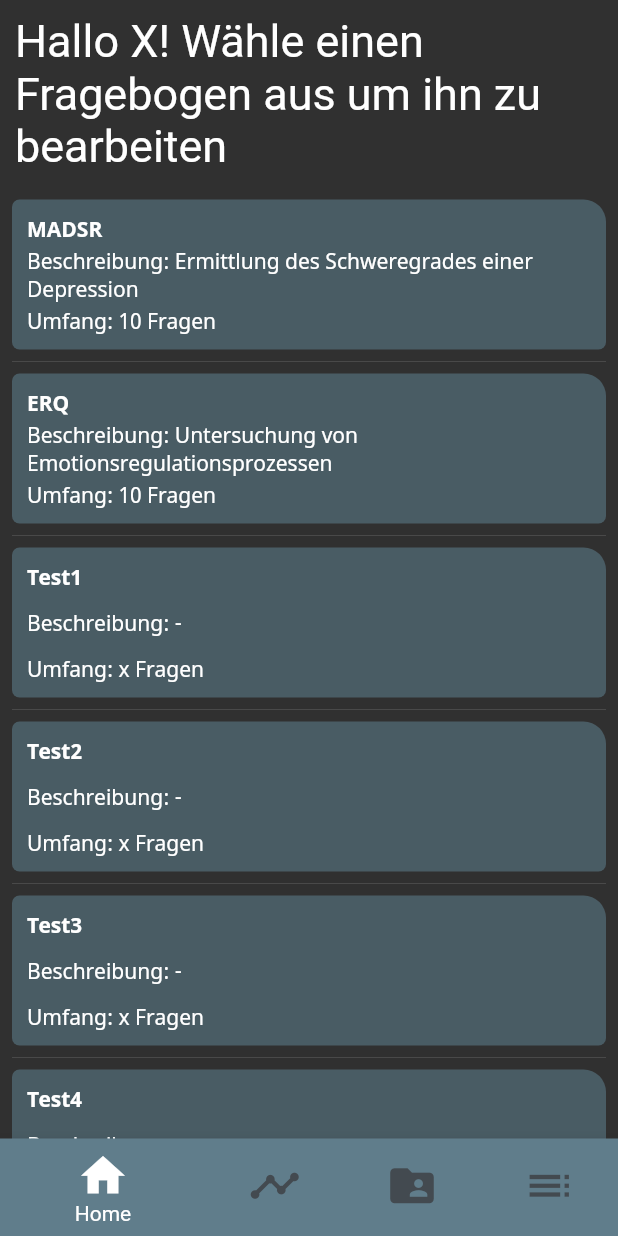
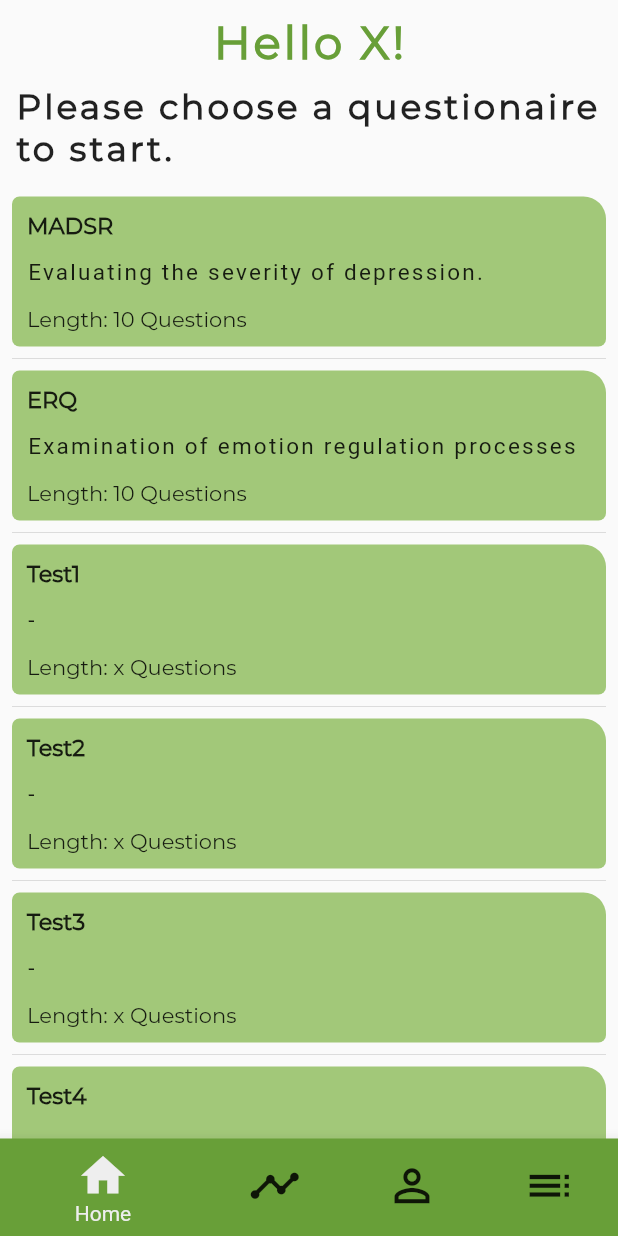
Before and after one commit to ConcAppt/app_projekt, a Flutter app: the screen it shows after launch, on a phone screen of 412 x 824 dp. Run offline on Flutter 3.47's test engine with Material 2 defaults, Android fonts, the phone set to English and light mode, and no system bars; missing offline and left inert: dart:html; Roboto replaces fonts that are missing (Monterrat).

```diff
--- a/lib/HomePage.dart
+++ b/lib/Screens/Home/HomePage.dart
@@ -1,6 +1,6 @@
 import 'package:flutter/material.dart';
 import 'Questionnaire.dart';
-import 'MyBottomNavigationBar.dart';
+import '../../Widgets/MyBottomNavigationBar.dart';
 
 class HomePage extends StatefulWidget {
   @override
@@ -18,8 +18,14 @@ class _HomePageState extends State<HomePage> {
           Container(
             padding: EdgeInsets.all(10),
             child: Text(
-                'Hallo X! Wähle einen Fragebogen aus um ihn zu bearbeiten',
-                style: TextStyle(fontSize: 30)),
+                'Hello X!',
+                style: TextStyle(fontSize: 30, fontFamily: 'Montserrat', fontWeight: FontWeight.w600, color: Colors.lightGreen[700], letterSpacing: 2)),
+          ),
+          Container(
+            padding: EdgeInsets.fromLTRB(10, 0, 10, 10),
+            child: Text(
+                'Please choose a questionaire to start.',
+                style: TextStyle(fontSize: 23, fontFamily: 'Montserrat', fontWeight: FontWeight.w600, color: Colors.black87, letterSpacing: 2)),
           ),
           Expanded(
             child: ListView.separated(
--- a/lib/Questionnaire.dart
+++ b/lib/Screens/Home/Questionnaire.dart
@@ -1,5 +1,5 @@
 import 'package:flutter/material.dart';
-import 'Overview.dart';
+import '../../Overview.dart';
 
 class Questionnaire extends StatefulWidget {
   Questionnaire({Key key, this.questionnaireNumber}) : super(key: key);
@@ -9,29 +9,29 @@ class Questionnaire extends StatefulWidget {
     Overview(
         questionnaireName: 'MADSR',
         questionnaireDescription:
-            'Beschreibung: Ermittlung des Schweregrades einer Depression',
-        questionnaireUmfang: 'Umfang: 10 Fragen'),
+            'Evaluating the severity of depression.',
+        questionnaireUmfang: 'Length: 10 Questions'),
     Overview(
         questionnaireName: 'ERQ',
         questionnaireDescription:
-            'Beschreibung: Untersuchung von Emotionsregulationsprozessen',
-        questionnaireUmfang: 'Umfang: 10 Fragen'),
+            'Examination of emotion regulation processes',
+        questionnaireUmfang: 'Length: 10 Questions'),
     Overview(
         questionnaireName: 'Test1',
-        questionnaireDescription: 'Beschreibung: -',
-        questionnaireUmfang: 'Umfang: x Fragen'),
+        questionnaireDescription: '-',
+        questionnaireUmfang: 'Length: x Questions'),
     Overview(
         questionnaireName: 'Test2',
-        questionnaireDescription: 'Beschreibung: -',
-        questionnaireUmfang: 'Umfang: x Fragen'),
+        questionnaireDescription: '-',
+        questionnaireUmfang: 'Length: x Questions'),
     Overview(
         questionnaireName: 'Test3',
-        questionnaireDescription: 'Beschreibung: -',
-        questionnaireUmfang: 'Umfang: x Fragen'),
+        questionnaireDescription: '-',
+        questionnaireUmfang: 'Length: x Questions'),
     Overview(
         questionnaireName: 'Test4',
-        questionnaireDescription: 'Beschreibung: -',
-        questionnaireUmfang: 'Umfang: x Fragen'),
+        questionnaireDescription: '-',
+        questionnaireUmfang: 'Length: x Questions'),
   ];
   @override
   _QuestionnaireState createState() => _QuestionnaireState();
@@ -54,7 +54,7 @@ class _QuestionnaireState extends State<Questionnaire> {
                 topLeft: Radius.circular(5),
                 bottomLeft: Radius.circular(5),
                 bottomRight: Radius.circular(5)),
-            color: Colors.blueGrey[600].withOpacity(0.7),
+            color: Colors.lightGreen[600].withOpacity(0.7),
           ),
           child: Column(
             crossAxisAlignment: CrossAxisAlignment.start,
@@ -62,25 +62,30 @@ class _QuestionnaireState extends State<Questionnaire> {
               Text(
                 widget.overviewBank[widget.questionnaireNumber].name,
                 style: TextStyle(
-                  color: Colors.white,
+                  color: Colors.black87,
                   fontWeight: FontWeight.bold,
-                  fontFamily: 'NotoSans',
+                  fontFamily: 'Montserrat',
+                  fontSize: 15
                 ),
               ),
               Spacer(flex: 8),
               Text(
                 widget.overviewBank[widget.questionnaireNumber].description,
                 style: TextStyle(
-                  color: Colors.white,
-                  fontFamily: 'NotoSans',
+                  color: Colors.black87,
+                  fontFamily: 'Monterrat',
+                  letterSpacing: 1.5,
+                  fontWeight: FontWeight.w400,
+                  fontSize: 15
                 ),
               ),
               Spacer(flex: 8),
               Text(
                 widget.overviewBank[widget.questionnaireNumber].umfang,
                 style: TextStyle(
-                  color: Colors.white,
-                  fontFamily: 'NotoSans',
+                  color: Colors.black87,
+                  fontFamily: 'Montserrat',
+                  fontWeight: FontWeight.w500
                 ),
               )
             ],
--- a/lib/QuestionsPage.dart
+++ b/lib/Screens/Questions/QuestionsPage.dart
@@ -1,6 +1,6 @@
 import 'dart:html';
 
-import 'package:appprojekt/Questionnaire.dart';
+import 'package:appprojekt/Screens/Home/Questionnaire.dart';
 import 'package:flutter/material.dart';
 
 class QuestionsPage extends StatefulWidget {
--- a/lib/MyBottomNavigationBar.dart
+++ b/lib/Widgets/MyBottomNavigationBar.dart
@@ -1,8 +1,8 @@
-import 'package:appprojekt/HomePage.dart';
+import 'package:appprojekt/Screens/Home/HomePage.dart';
 import 'package:flutter/material.dart';
-import 'EvaluationPage.dart';
-import 'ProfilePage.dart';
-import 'SettingsPage.dart';
+import '../Screens/Evaluation/EvaluationPage.dart';
+import '../Screens/Profile/ProfilePage.dart';
+import '../SettingsPage.dart';
 
 class MyBottomNavigationBar extends StatefulWidget {
   @override
@@ -26,26 +26,26 @@ class _HomeState extends State<MyBottomNavigationBar> {
           currentIndex: _currentIndex,
           type: BottomNavigationBarType.shifting,
           iconSize: 35,
-          backgroundColor: Colors.blueGrey,
-          selectedItemColor: Colors.white,
-          unselectedItemColor: Color(0xFFF434A50),
+          backgroundColor: Colors.lightGreen[700],
+          selectedItemColor: Colors.grey[200],
+          unselectedItemColor: Colors.black87,
           items: [
             BottomNavigationBarItem(
                 icon: Icon(Icons.home),
                 title: Text('Home'),
-                backgroundColor: Colors.blueGrey),
+                backgroundColor: Colors.lightGreen[700]),
             BottomNavigationBarItem(
                 icon: Icon(Icons.timeline),
-                title: Text('Auswertung'),
-                backgroundColor: Colors.blueGrey),
+                title: Text('Evaluation'),
+                backgroundColor: Colors.lightGreen[700]),
             BottomNavigationBarItem(
-                icon: Icon(Icons.folder_shared),
-                title: Text('Profil'),
-                backgroundColor: Colors.blueGrey),
+                icon: Icon(Icons.perm_identity),
+                title: Text('Profile'),
+                backgroundColor: Colors.lightGreen[700]),
             BottomNavigationBarItem(
                 icon: Icon(Icons.toc),
-                title: Text('Mehr'),
-                backgroundColor: Colors.blueGrey),
+                title: Text('More'),
+                backgroundColor: Colors.lightGreen[700]),
           ],
           onTap: (index) {
             setState(() {
--- a/lib/main.dart
+++ b/lib/main.dart
@@ -1,10 +1,12 @@
-import 'package:appprojekt/MyBottomNavigationBar.dart';
+import 'package:appprojekt/Widgets/MyBottomNavigationBar.dart';
 import 'package:flutter/material.dart';
 import 'package:flutter/rendering.dart';
 import 'package:flutter/widgets.dart';
-import 'Questionnaire.dart';
+import 'Screens/Home/Questionnaire.dart';
 import 'Overview.dart';
 import 'route_generator.dart';
+import 'package:appprojekt/Screens/CreateProfile/CaP.dart';
+import 'package:appprojekt/Screens/Start/Start.dart';
 
 void main() => runApp(MyApp());
 
@@ -13,7 +15,7 @@ class MyApp extends StatelessWidget {
   Widget build(BuildContext context) {
     return MaterialApp(
         theme: ThemeData(
-            brightness: Brightness.dark, primaryColor: Colors.blueGrey),
+            primaryColor: Colors.teal, backgroundColor: Colors.grey[200]),
         // Initially display FirstPage
         home: MyBottomNavigationBar());
   }
--- a/pubspec.yaml
+++ b/pubspec.yaml
@@ -25,5 +25,8 @@ flutter:
         - asset: fonts/NotoSans-Regular.ttf
         - asset: fonts/NotoSans-Italic.ttf
         - asset: fonts/NotoSans-Bold.ttf
+    - family: Montserrat
+      fonts:
+        - asset: fonts/Montserrat-Regular.ttf
 
   uses-material-design: true
```
Also changed, not shown: lib/Screens/CreateProfile/CaP.dart (added, +34 -0 lines), lib/Screens/CreateProfile/List.dart (added, +149 -0 lines), lib/Screens/LogIn/LogIn.dart (added, +26 -0 lines), lib/Screens/Start/Start.dart (added, +88 -0 lines), fonts/Montserrat-Regular.ttf (added), lib/Screens/Evaluation/EvaluationPage.dart (renamed from lib/EvaluationPage.dart), lib/Screens/Profile/ProfilePage.dart (renamed from lib/ProfilePage.dart).
